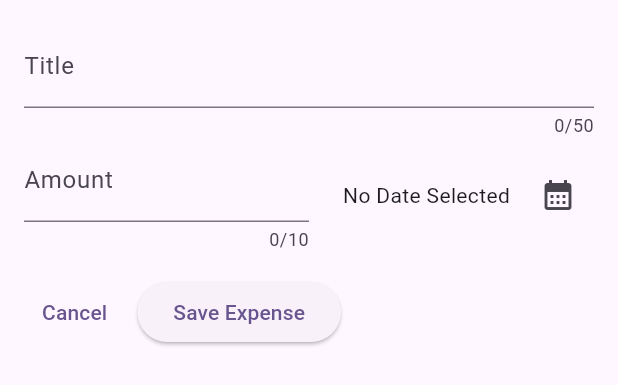
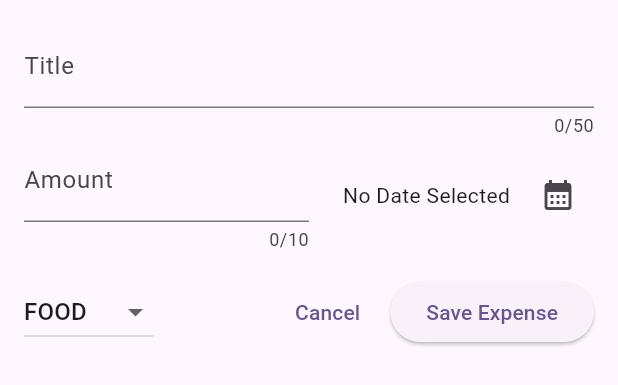
Before and after one commit to mostafa-tabasi/flutter-practice, a Flutter app: the AddNewExpense widget shown alone on an empty page, opened directly, on a phone screen of 412 x 824 dp. Shown: the top 385 px of the screen. Run offline on Flutter 3.47's test engine with Material 3 defaults, Android fonts, the phone set to English and light mode, and no system bars; our stand-ins replace google_fonts.

Commit message:
(Expenses Tracker) Added category drop down menu

```diff
--- a/lib/expense_tracker/widgets/add_new_expense.dart
+++ b/lib/expense_tracker/widgets/add_new_expense.dart
@@ -14,6 +14,7 @@ class _AddNewExpenseState extends State<AddNewExpense> {
   final _titleController = TextEditingController();
   final _amountController = TextEditingController();
   DateTime? _selectedDate;
+  Category _selectedCategory = Category.food;
 
   @override
   void dispose() {
@@ -88,6 +89,25 @@ class _AddNewExpenseState extends State<AddNewExpense> {
           SizedBox(height: 16),
           Row(
             children: [
+              DropdownButton(
+                value: _selectedCategory,
+                items: Category.values
+                    .map(
+                      (category) => DropdownMenuItem(
+                        value: category,
+                        child: Text(category.name.toUpperCase()),
+                      ),
+                    )
+                    .toList(),
+                onChanged: (item) {
+                  if (item == null) return;
+
+                  setState(() {
+                    _selectedCategory = item;
+                  });
+                },
+              ),
+              Spacer(),
               TextButton(
                 onPressed: () {
                   Navigator.pop(context);
```
